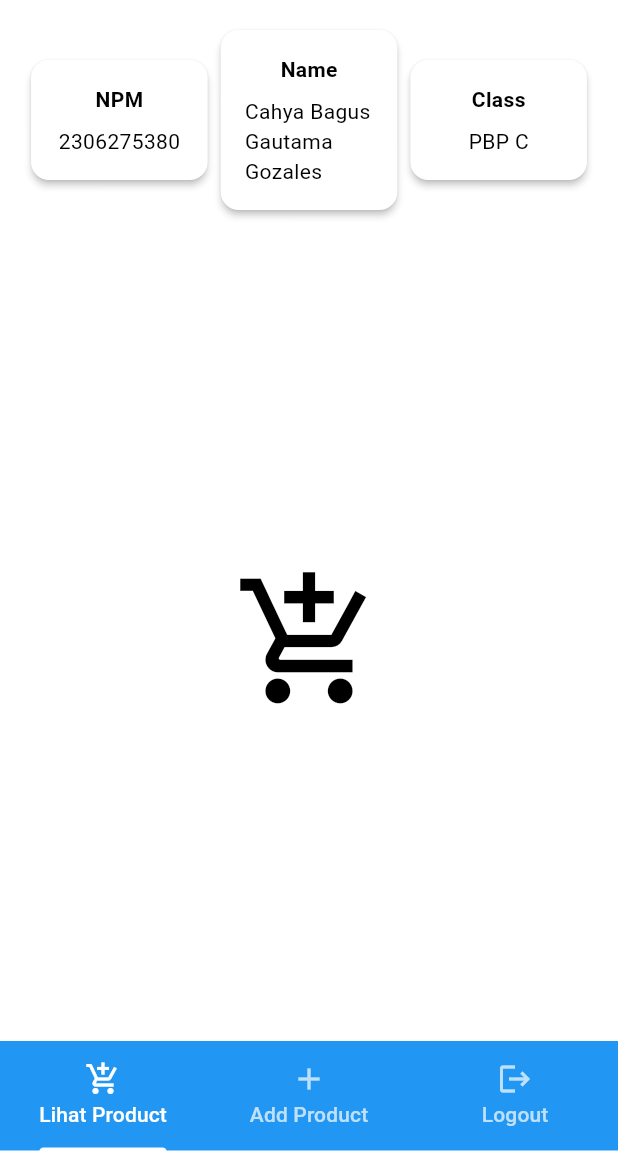
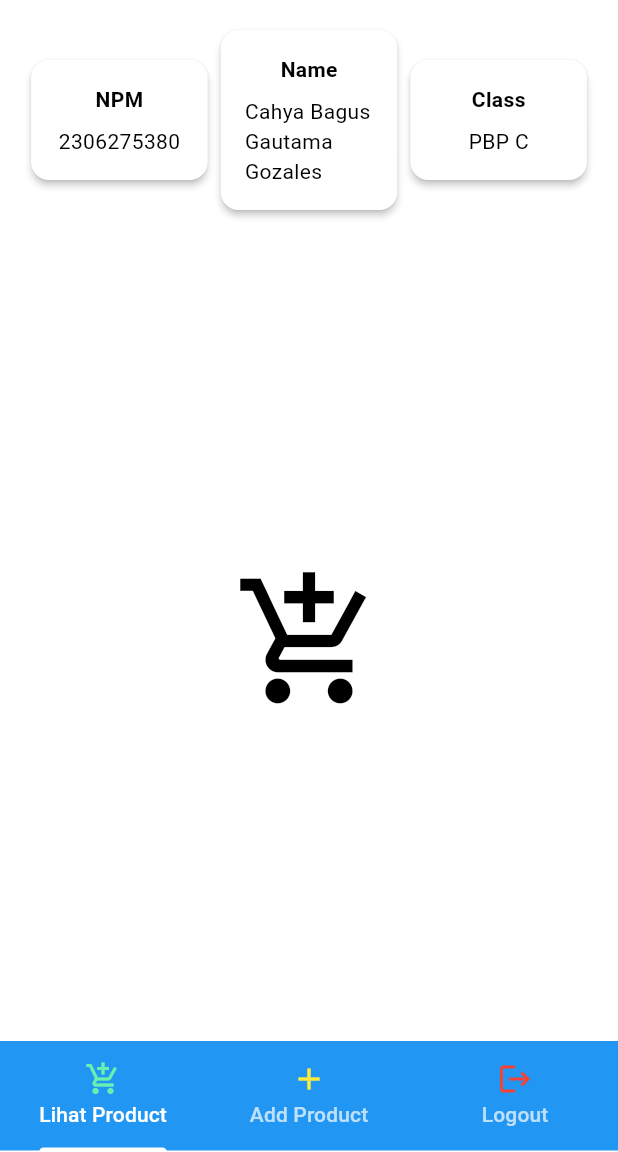
Before and after one commit to cahyabgg/Gege-Shop-mobile, a Flutter app: the screen it shows after launch, on a phone screen of 412 x 824 dp, the part 84-1236 px from its top. Run offline on Flutter 3.47's test engine with Material 3 defaults, Android fonts, the phone set to English and light mode, and no system bars.

Commit message:
Merubah warna tombol bar

```diff
--- a/lib/menu.dart
+++ b/lib/menu.dart
@@ -83,9 +83,9 @@ class MyHomePage extends StatelessWidget {
             indicatorColor: Colors.white,
             onTap: (index) => _onTabTapped(context, index), // Memanggil metode SnackBar saat tab di-tap
             tabs: const [
-              Tab(icon: Icon(Icons.add_shopping_cart), text: 'Lihat Product'),
-              Tab(icon: Icon(Icons.add), text: 'Add Product'),
-              Tab(icon: Icon(Icons.logout), text: 'Logout'),
+              Tab(icon: Icon(Icons.add_shopping_cart,color: Colors.greenAccent,), text: 'Lihat Product'),
+              Tab(icon: Icon(Icons.add, color: Colors.yellow,), text: 'Add Product'),
+              Tab(icon: Icon(Icons.logout, color: Colors.red,), text: 'Logout'),
             ],
           ),
         ),
```
